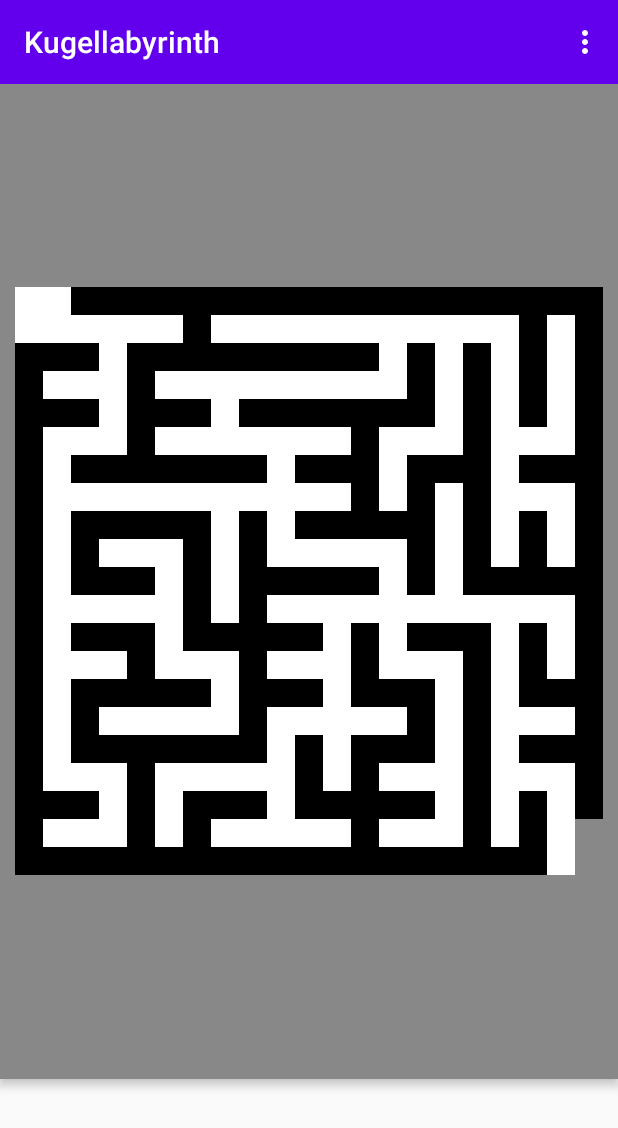
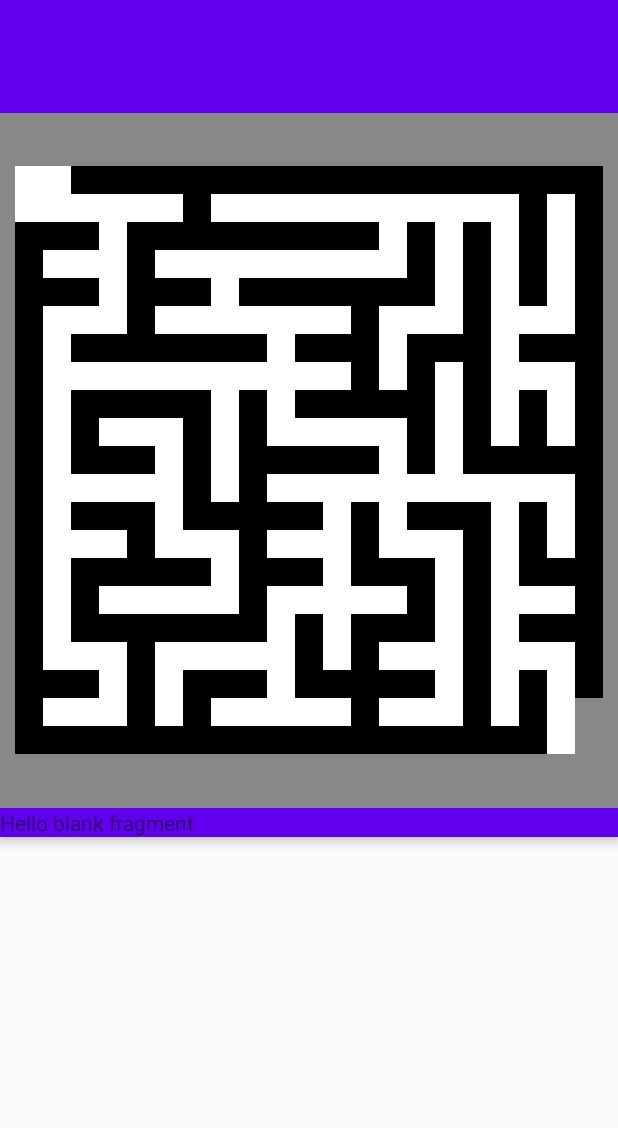
Before and after one commit to TechPiranja/Kugellabyrinth, an Android app: the screen it shows after launch (MainActivity), on a phone screen of 412 x 824 dp. Shown: the top 1128 px of the screen. Run offline under Robolectric (Android 15) with nearby library versions, the phone set to English and light mode, and no system bars.

Commit message:
added Accelerometer and Fragment

```diff
--- a/app/build.gradle
+++ b/app/build.gradle
@@ -29,6 +29,7 @@ dependencies {
     implementation 'androidx.constraintlayout:constraintlayout:2.0.4'
     implementation 'androidx.navigation:navigation-fragment:2.3.5'
     implementation 'androidx.navigation:navigation-ui:2.3.5'
+    implementation 'androidx.legacy:legacy-support-v4:1.0.0'
     testImplementation 'junit:junit:4.12'
     androidTestImplementation 'androidx.test.ext:junit:1.1.2'
     androidTestImplementation 'androidx.test.espresso:espresso-core:3.3.0'
--- a/app/src/main/AndroidManifest.xml
+++ b/app/src/main/AndroidManifest.xml
@@ -2,6 +2,7 @@
 <manifest xmlns:android="http://schemas.android.com/apk/res/android"
     package="com.example.kugellabyrinth">
 
+    <uses-feature android:name="android.hardware.sensor.accelerometer" android:required="true"/>
     <application
         android:allowBackup="true"
         android:icon="@mipmap/ic_launcher"
--- /dev/null
+++ b/app/src/main/java/com/example/kugellabyrinth/Accelerometer.java
@@ -0,0 +1,48 @@
+package com.example.kugellabyrinth;
+
+import android.content.Context;
+import android.hardware.Sensor;
+import android.hardware.SensorEvent;
+import android.hardware.SensorEventListener;
+import android.hardware.SensorManager;
+
+public class Accelerometer {
+    public interface Listener {
+        void onTranslation(float tx, float ty, float tz);
+    }
+
+    private Listener listener;
+    public void setListener(Listener l){
+        listener = l;
+    }
+    private SensorManager sensorManager;
+    private Sensor sensor;
+    private SensorEventListener sensorEventListener;
+
+    public Accelerometer(Context context){
+        sensorManager = (SensorManager) context.getSystemService(Context.SENSOR_SERVICE);
+        sensor = sensorManager.getDefaultSensor(sensor.TYPE_LINEAR_ACCELERATION);
+        sensorEventListener = new SensorEventListener() {
+
+            @Override
+            public void onSensorChanged(SensorEvent sensorEvent) {
+                if(listener != null){
+                    listener.onTranslation(sensorEvent.values[0], sensorEvent.values[1], sensorEvent.values[2]);
+                }
+            }
+
+            @Override
+            public void onAccuracyChanged(Sensor sensor, int accuracy) {
+
+            }
+        };
+    }
+
+    public void register(){
+        sensorManager.registerListener(sensorEventListener, sensor, SensorManager.SENSOR_DELAY_NORMAL);
+    }
+
+    public void unregister(){
+        sensorManager.unregisterListener(sensorEventListener);
+    }
+}
--- /dev/null
+++ b/app/src/main/java/com/example/kugellabyrinth/GameFieldFragment.java
@@ -0,0 +1,43 @@
+package com.example.kugellabyrinth;
+
+import android.os.Bundle;
+import androidx.fragment.app.Fragment;
+import android.view.LayoutInflater;
+import android.view.View;
+import android.view.ViewGroup;
+
+public class GameFieldFragment extends Fragment {
+
+    private Accelerometer accelerometer;
+
+    @Override
+    public View onCreateView(LayoutInflater inflater, ViewGroup container,
+                             Bundle savedInstanceState) {
+        accelerometer = new Accelerometer(requireActivity());
+        accelerometer.setListener(new Accelerometer.Listener(){
+
+            @Override
+            public void onTranslation(float tx, float ty, float tz) {
+                if (tx > 1.0f){
+                    System.out.println("GAME: its turning left" + tx);
+                } else if (tx < -1.0f) {
+                    System.out.println("GAME: its turning right" + tx);
+                }
+            }
+        });
+        return inflater.inflate(R.layout.fragment_game_field, container);
+    }
+
+    @Override
+    public void onResume() {
+        super.onResume();
+        accelerometer.register();
+    }
+
+    @Override
+    public void onPause() {
+        super.onPause();
+        accelerometer.unregister();
+        System.out.println("onPause");
+    }
+}
--- a/app/src/main/java/com/example/kugellabyrinth/GameView.java
+++ b/app/src/main/java/com/example/kugellabyrinth/GameView.java
@@ -17,7 +17,6 @@ import java.io.InputStream;
 public class GameView extends View{
 
     Context context;
-
     private Paint wallPaint, spacePaint, playerPaint, startPaint, finishPaint;
     private int COLS = 21, ROWS = 21;
     private int hMargin, vMargin;
@@ -77,7 +76,7 @@ public class GameView extends View{
         for (int i = 0; i < chars.length; i++){
             if(chars[i] == '#') {
                 canvas.drawRect(x*cellSize,y*cellSize,(x+1)*cellSize,(y+1)*cellSize, wallPaint);
-                Log.d("Hashtag", x + "," + y);
+                //Log.d("Hashtag", x + "," + y);
             } else if(chars[i] == ' ') {
                 if (user.x == -1 && user.y == -1) {
                     user.x = x;
@@ -87,7 +86,7 @@ public class GameView extends View{
                     canvas.drawRect(x*cellSize,y*cellSize,(x+1)*cellSize,(y+1)*cellSize, spacePaint);
                 }
 
-                Log.d("Hashtag", x + "," + y);
+                //Log.d("Hashtag", x + "," + y);
             }
             x++;
 
--- a/app/src/main/java/com/example/kugellabyrinth/MainActivity.java
+++ b/app/src/main/java/com/example/kugellabyrinth/MainActivity.java
@@ -1,14 +1,7 @@
 package com.example.kugellabyrinth;
 
 import android.os.Bundle;
-
-import com.google.android.material.floatingactionbutton.FloatingActionButton;
-import com.google.android.material.snackbar.Snackbar;
-
 import androidx.appcompat.app.AppCompatActivity;
-import androidx.appcompat.widget.Toolbar;
-
-import android.view.View;
 
 import android.view.Menu;
 import android.view.MenuItem;
@@ -19,8 +12,6 @@ public class MainActivity extends AppCompatActivity {
     protected void onCreate(Bundle savedInstanceState) {
         super.onCreate(savedInstanceState);
         setContentView(R.layout.activity_main);
-        Toolbar toolbar = findViewById(R.id.toolbar);
-        setSupportActionBar(toolbar);
     }
 
     @Override
--- a/app/src/main/res/layout/activity_main.xml
+++ b/app/src/main/res/layout/activity_main.xml
@@ -10,6 +10,9 @@
         android:layout_width="match_parent"
         android:layout_height="wrap_content"
         android:theme="@style/AppTheme.AppBarOverlay">
+        <TextView
+            android:layout_width="match_parent"
+            android:layout_height="match_parent"/>
 
         <androidx.appcompat.widget.Toolbar
             android:id="@+id/toolbar"
@@ -22,8 +25,14 @@
             android:id="@+id/view"
             class="com.example.kugellabyrinth.GameView"
             android:layout_width="match_parent"
-            android:layout_height="663dp"
+            android:layout_height="463dp"
             android:baselineAligned="false" />
+
+        <fragment
+            android:id="@+id/fragment"
+            android:name="com.example.kugellabyrinth.GameFieldFragment"
+            android:layout_width="match_parent"
+            android:layout_height="match_parent" />
 
     </com.google.android.material.appbar.AppBarLayout>
 
--- /dev/null
+++ b/app/src/main/res/layout/fragment_game_field.xml
@@ -0,0 +1,14 @@
+<?xml version="1.0" encoding="utf-8"?>
+<FrameLayout xmlns:android="http://schemas.android.com/apk/res/android"
+    xmlns:tools="http://schemas.android.com/tools"
+    android:layout_width="match_parent"
+    android:layout_height="match_parent"
+    tools:context=".GameFieldFragment">
+
+    <!-- TODO: Update blank fragment layout -->
+    <TextView
+        android:layout_width="match_parent"
+        android:layout_height="match_parent"
+        android:text="@string/hello_blank_fragment" />
+
+</FrameLayout>
--- a/app/src/main/res/values/strings.xml
+++ b/app/src/main/res/values/strings.xml
@@ -9,4 +9,6 @@
 
     <string name="hello_first_fragment">Hello first fragment</string>
     <string name="hello_second_fragment">Hello second fragment. Arg: %1$s</string>
+    <!-- TODO: Remove or change this placeholder text -->
+    <string name="hello_blank_fragment">Hello blank fragment</string>
 </resources>
```
Also changed, not shown: app/src/main/java/com/example/kugellabyrinth/FirstFragment.java (deleted, +0 -34 lines), app/src/main/java/com/example/kugellabyrinth/SecondFragment.java (deleted, +0 -34 lines), app/src/main/res/layout/content_main.xml (deleted, +0 -19 lines), app/src/main/res/layout/fragment_first.xml (deleted, +0 -28 lines), app/src/main/res/layout/fragment_second.xml (deleted, +0 -27 lines).
